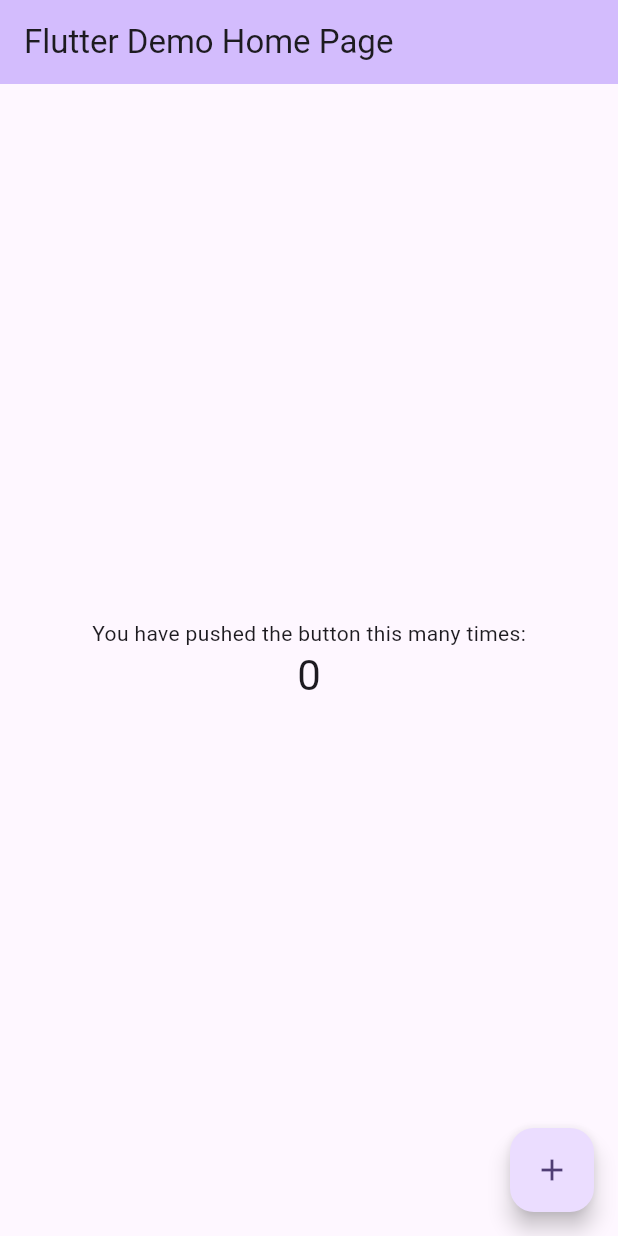
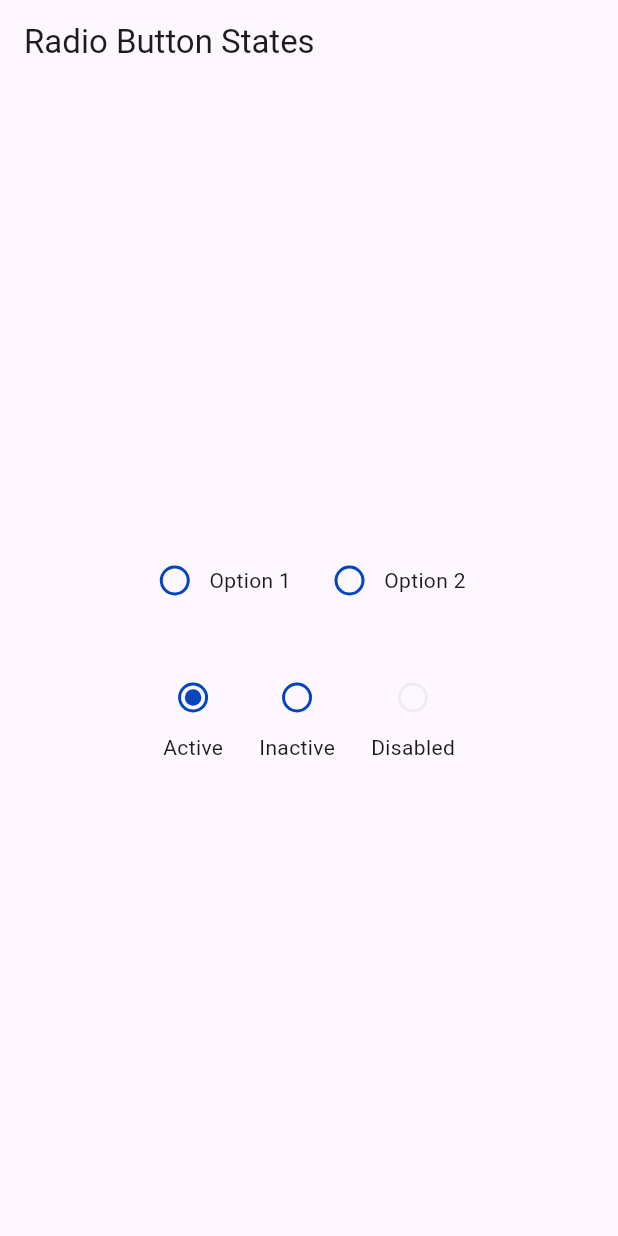
Before and after one commit to RunnerOnFoot/flutter_radio_showcase, a Flutter app: the screen it shows after launch, on a phone screen of 412 x 824 dp. Run offline on Flutter 3.47's test engine with Material 3 defaults, Android fonts, the phone set to English and light mode, and no system bars.

Commit message:
Adds custom radio button showcase
Introduces a custom radio button widget with active, inactive, and disabled states.

Implements a showcase screen to demonstrate the different states of the radio button.

Defines custom colors for the radio button to align with the application's theme.

```diff
--- a/lib/main.dart
+++ b/lib/main.dart
@@ -1,4 +1,5 @@
 import 'package:flutter/material.dart';
+import 'screens/radio_button_showcase.dart';
 
 void main() {
   runApp(const MyApp());
@@ -6,117 +7,16 @@ void main() {
 
 class MyApp extends StatelessWidget {
   const MyApp({super.key});
-
-  // This widget is the root of your application.
   @override
   Widget build(BuildContext context) {
     return MaterialApp(
-      title: 'Flutter Demo',
+      debugShowCheckedModeBanner: false,
+      title: 'Custom Radio Button Showcase',
       theme: ThemeData(
-        // This is the theme of your application.
-        //
-        // TRY THIS: Try running your application with "flutter run". You'll see
-        // the application has a purple toolbar. Then, without quitting the app,
-        // try changing the seedColor in the colorScheme below to Colors.green
-        // and then invoke "hot reload" (save your changes or press the "hot
-        // reload" button in a Flutter-supported IDE, or press "r" if you used
-        // the command line to start the app).
-        //
-        // Notice that the counter didn't reset back to zero; the application
-        // state is not lost during the reload. To reset the state, use hot
-        // restart instead.
-        //
-        // This works for code too, not just values: Most code changes can be
-        // tested with just a hot reload.
         colorScheme: ColorScheme.fromSeed(seedColor: Colors.deepPurple),
+        useMaterial3: true,
       ),
-      home: const MyHomePage(title: 'Flutter Demo Home Page'),
+      home: const RadioButtonShowcase(),
     );
   }
 }
-
-class MyHomePage extends StatefulWidget {
-  const MyHomePage({super.key, required this.title});
-
-  // This widget is the home page of your application. It is stateful, meaning
-  // that it has a State object (defined below) that contains fields that affect
-  // how it looks.
-
-  // This class is the configuration for the state. It holds the values (in this
-  // case the title) provided by the parent (in this case the App widget) and
-  // used by the build method of the State. Fields in a Widget subclass are
-  // always marked "final".
-
-  final String title;
-
-  @override
-  State<MyHomePage> createState() => _MyHomePageState();
-}
-
-class _MyHomePageState extends State<MyHomePage> {
-  int _counter = 0;
-
-  void _incrementCounter() {
-    setState(() {
-      // This call to setState tells the Flutter framework that something has
-      // changed in this State, which causes it to rerun the build method below
-      // so that the display can reflect the updated values. If we changed
-      // _counter without calling setState(), then the build method would not be
-      // called again, and so nothing would appear to happen.
-      _counter++;
-    });
-  }
-
-  @override
-  Widget build(BuildContext context) {
-    // This method is rerun every time setState is called, for instance as done
-    // by the _incrementCounter method above.
-    //
-    // The Flutter framework has been optimized to make rerunning build methods
-    // fast, so that you can just rebuild anything that needs updating rather
-    // than having to individually change instances of widgets.
-    return Scaffold(
-      appBar: AppBar(
-        // TRY THIS: Try changing the color here to a specific color (to
-        // Colors.amber, perhaps?) and trigger a hot reload to see the AppBar
-        // change color while the other colors stay the same.
-        backgroundColor: Theme.of(context).colorScheme.inversePrimary,
-        // Here we take the value from the MyHomePage object that was created by
-        // the App.build method, and use it to set our appbar title.
-        title: Text(widget.title),
-      ),
-      body: Center(
-        // Center is a layout widget. It takes a single child and positions it
-        // in the middle of the parent.
-        child: Column(
-          // Column is also a layout widget. It takes a list of children and
-          // arranges them vertically. By default, it sizes itself to fit its
-          // children horizontally, and tries to be as tall as its parent.
-          //
-          // Column has various properties to control how it sizes itself and
-          // how it positions its children. Here we use mainAxisAlignment to
-          // center the children vertically; the main axis here is the vertical
-          // axis because Columns are vertical (the cross axis would be
-          // horizontal).
-          //
-          // TRY THIS: Invoke "debug painting" (choose the "Toggle Debug Paint"
-          // action in the IDE, or press "p" in the console), to see the
-          // wireframe for each widget.
-          mainAxisAlignment: MainAxisAlignment.center,
-          children: <Widget>[
-            const Text('You have pushed the button this many times:'),
-            Text(
-              '$_counter',
-              style: Theme.of(context).textTheme.headlineMedium,
-            ),
-          ],
-        ),
-      ),
-      floatingActionButton: FloatingActionButton(
-        onPressed: _incrementCounter,
-        tooltip: 'Increment',
-        child: const Icon(Icons.add),
-      ), // This trailing comma makes auto-formatting nicer for build methods.
-    );
-  }
-}
--- /dev/null
+++ b/lib/screens/radio_button_showcase.dart
@@ -0,0 +1,82 @@
+import 'package:flutter/material.dart';
+import '../widgets/radio_button.dart';
+
+class RadioButtonShowcase extends StatefulWidget {
+  const RadioButtonShowcase({super.key});
+
+  @override
+  State<RadioButtonShowcase> createState() => _RadioButtonShowcaseState();
+}
+
+class _RadioButtonShowcaseState extends State<RadioButtonShowcase> {
+  int selectedOption = 0;
+
+  @override
+  Widget build(BuildContext context) {
+    return Scaffold(
+      appBar: AppBar(title: const Text('Radio Button States')),
+      body: Center(
+        child: Column(
+          mainAxisAlignment: MainAxisAlignment.center,
+          children: [
+            Row(
+              mainAxisAlignment: MainAxisAlignment.center,
+              children: [
+                _buildRadioOption('Option 1', 1),
+                const SizedBox(width: 24),
+                _buildRadioOption('Option 2', 2),
+              ],
+            ),
+
+            const SizedBox(height: 48),
+
+            Row(
+              mainAxisAlignment: MainAxisAlignment.center,
+              children: [
+                _buildStateDemo('Active', RadioButtonState.active),
+                const SizedBox(width: 24),
+                _buildStateDemo('Inactive', RadioButtonState.inactive),
+                const SizedBox(width: 24),
+                _buildStateDemo('Disabled', RadioButtonState.disabled),
+              ],
+            ),
+          ],
+        ),
+      ),
+    );
+  }
+
+  Widget _buildRadioOption(String label, int option) {
+    return Row(
+      children: [
+        RadioButton(
+          state:
+              selectedOption == option
+                  ? RadioButtonState.active
+                  : RadioButtonState.inactive,
+          onTap: () => setState(() => selectedOption = option),
+          size: 20,
+        ),
+        const SizedBox(width: 8),
+        Text(label),
+      ],
+    );
+  }
+
+  Widget _buildStateDemo(String label, RadioButtonState state) {
+    return Column(
+      children: [
+        RadioButton(
+          state: state,
+          onTap:
+              state == RadioButtonState.disabled
+                  ? null
+                  : () => {/* No action needed for demo */},
+          size: 20,
+        ),
+        const SizedBox(height: 8),
+        Text(label),
+      ],
+    );
+  }
+}
--- /dev/null
+++ b/lib/theme/app_colors.dart
@@ -0,0 +1,9 @@
+import 'package:flutter/material.dart';
+
+class AppColors {
+  static const primaryDefault = Color(0xFF0345BF);
+  static const onSurfaceVariantLow = Color(0xFF919EAB);
+  static const onSurfaceVariant = Color(0xFF637381);
+  static const primaryContainer = Color(0xFFE0E4ED);
+  static const primaryHover = Color(0xFF4C82F0);
+}
--- /dev/null
+++ b/lib/widgets/radio_button.dart
@@ -0,0 +1,100 @@
+import 'package:flutter/material.dart';
+import '../theme/app_colors.dart';
+
+enum RadioButtonState { active, inactive, disabled }
+
+class RadioButton extends StatelessWidget {
+  final RadioButtonState state;
+  final VoidCallback? onTap;
+  final double size;
+  final Color activeColor;
+  final Color inactiveColor;
+  final Color disabledColor;
+  final Color borderColor;
+  final Color splashColor;
+
+  const RadioButton({
+    super.key,
+    this.state = RadioButtonState.inactive,
+    this.onTap,
+    this.size = 24.0,
+    this.activeColor = AppColors.primaryDefault,
+    this.inactiveColor = AppColors.onSurfaceVariantLow,
+    this.disabledColor = AppColors.primaryContainer,
+    this.borderColor = AppColors.primaryDefault,
+    this.splashColor = AppColors.primaryHover,
+  });
+
+  bool get _isActive => state == RadioButtonState.active;
+  bool get _isDisabled => state == RadioButtonState.disabled;
+
+  @override
+  Widget build(BuildContext context) {
+    final Color currentBorderColor = _getStateColor(
+      active: activeColor,
+      inactive: borderColor,
+      disabled: disabledColor,
+    );
+
+    final Color currentInnerColor = _getStateColor(
+      active: activeColor,
+      inactive: inactiveColor,
+      disabled: disabledColor.withOpacity(0.5),
+    );
+
+    return Material(
+      color: Colors.transparent,
+      child: InkWell(
+        onTap: _isDisabled ? null : onTap,
+        customBorder: const CircleBorder(),
+        splashColor:
+            _isDisabled ? Colors.transparent : splashColor.withOpacity(0.3),
+        hoverColor:
+            _isDisabled ? Colors.transparent : splashColor.withOpacity(0.1),
+        splashFactory: InkRipple.splashFactory,
+        radius: size * 1.5,
+        child: Opacity(
+          opacity: _isDisabled ? 0.6 : 1.0,
+          child: Padding(
+            padding: EdgeInsets.all(size * 0.25),
+            child: AnimatedContainer(
+              duration: const Duration(milliseconds: 150),
+              height: size,
+              width: size,
+              decoration: BoxDecoration(
+                shape: BoxShape.circle,
+                border: Border.all(color: currentBorderColor, width: 2.0),
+              ),
+              child: Center(
+                child: AnimatedContainer(
+                  duration: const Duration(milliseconds: 150),
+                  height: _isActive ? size * 0.55 : 0,
+                  width: _isActive ? size * 0.55 : 0,
+                  decoration: BoxDecoration(
+                    shape: BoxShape.circle,
+                    color: currentInnerColor,
+                  ),
+                ),
+              ),
+            ),
+          ),
+        ),
+      ),
+    );
+  }
+
+  Color _getStateColor({
+    required Color active,
+    required Color inactive,
+    required Color disabled,
+  }) {
+    switch (state) {
+      case RadioButtonState.active:
+        return active;
+      case RadioButtonState.inactive:
+        return inactive;
+      case RadioButtonState.disabled:
+        return disabled;
+    }
+  }
+}
```
